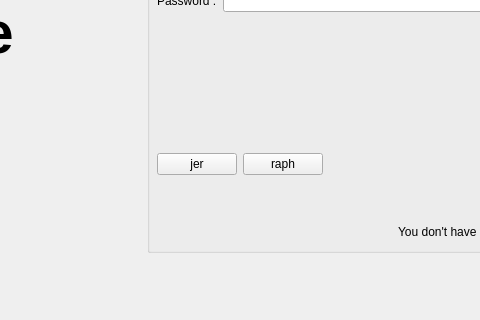
Before: the Qt Designer form puissance4/loginwindow.ui in rvasseur31/puissance-4, drawn with Qt 5; both pictures show x 412 to 892 and y 188 to 508 of the 1117 by 508 pixel window.
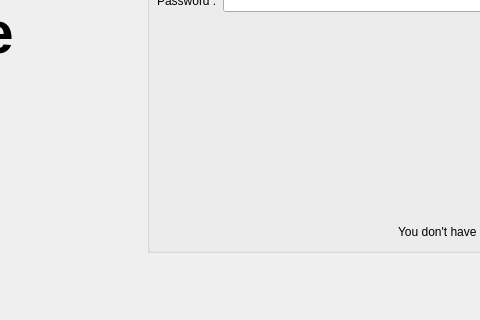
After: the same form once the commit is applied.

```diff
--- a/puissance4/loginwindow.ui
+++ b/puissance4/loginwindow.ui
@@ -213,20 +213,6 @@
          </item>
          <item>
           <layout class="QHBoxLayout" name="horizontalLayout_8">
-           <item>
-            <widget class="QPushButton" name="pushButtonJer">
-             <property name="text">
-              <string>jer</string>
-             </property>
-            </widget>
-           </item>
-           <item>
-            <widget class="QPushButton" name="pushButtonRaf">
-             <property name="text">
-              <string>raph</string>
-             </property>
-            </widget>
-           </item>
            <item>
             <spacer name="horizontalSpacer_5">
              <property name="orientation">
```
